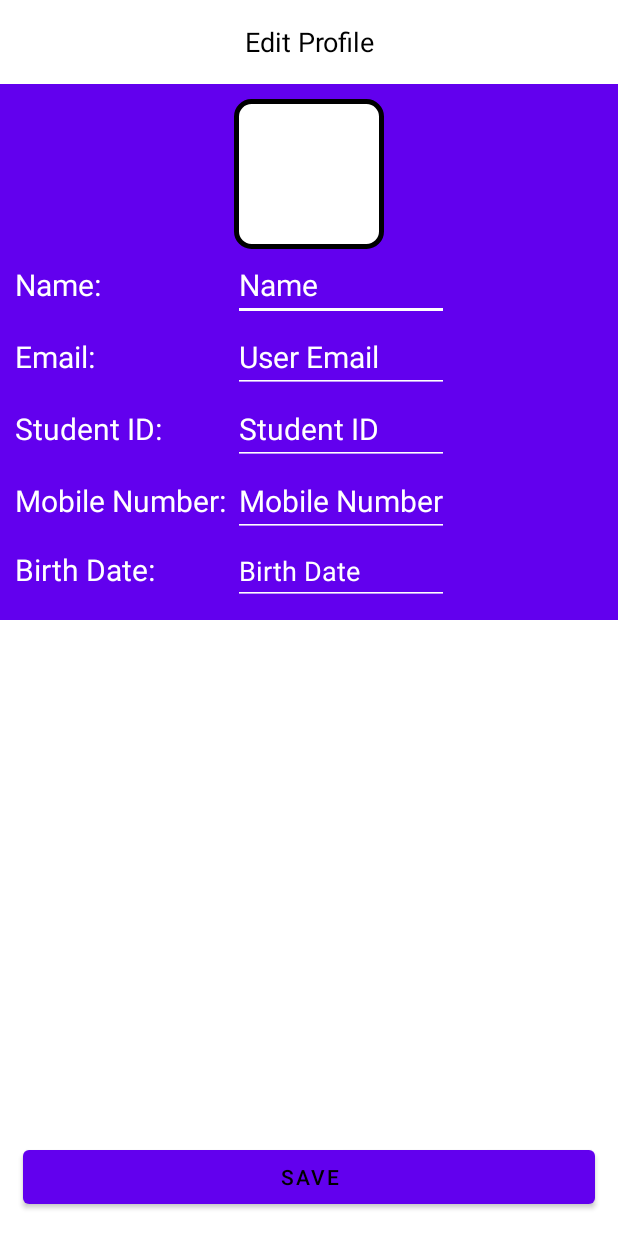
After one commit to A00235504/MyCambrianCourses, an Android app: the EditProfileActivity screen opened directly, with no data from a screen before it, on a phone screen of 412 x 824 dp. The commit adds this screen. Run offline under Robolectric (Android 15) with nearby library versions, the phone set to English and light mode, and no system bars; our stand-ins replace Firebase (no records; nobody signed in at launch, a user with empty details on screens opened directly).

Commit message:
Added edit profile page and submit click pending

```diff
--- a/app/src/main/AndroidManifest.xml
+++ b/app/src/main/AndroidManifest.xml
@@ -10,7 +10,10 @@
         android:label="@string/app_name"
         android:roundIcon="@mipmap/ic_launcher_round"
         android:supportsRtl="true"
+        android:windowSoftInputMode="adjustResize"
         android:theme="@style/LightTheme">
+        <activity android:name=".EditProfileActivity"
+            android:windowSoftInputMode="adjustNothing"/>
         <activity android:name=".CourseViewActivity" />
         <activity android:name=".RemoveCoursesActivity" />
         <activity android:name=".ProfileActivity" />
--- /dev/null
+++ b/app/src/main/java/com/aakash/mycambriancourses/EditProfileActivity.java
@@ -0,0 +1,87 @@
+package com.aakash.mycambriancourses;
+
+import androidx.annotation.NonNull;
+import androidx.appcompat.app.AppCompatActivity;
+
+import android.os.Bundle;
+import android.view.View;
+import android.widget.Button;
+import android.widget.EditText;
+import android.widget.TextView;
+import android.widget.Toast;
+
+import com.google.firebase.auth.FirebaseAuth;
+import com.google.firebase.auth.FirebaseUser;
+import com.google.firebase.database.DataSnapshot;
+import com.google.firebase.database.DatabaseError;
+import com.google.firebase.database.DatabaseReference;
+import com.google.firebase.database.FirebaseDatabase;
+import com.google.firebase.database.ValueEventListener;
+
+public class EditProfileActivity extends AppCompatActivity {
+TextView toolBarTitle;
+EditText nameEditText, emailEditText, studentIdEditText, mobileEditText, birthdateEditText;
+Button submitButton;
+    @Override
+    protected void onCreate(Bundle savedInstanceState) {
+        super.onCreate(savedInstanceState);
+        setContentView(R.layout.activity_edit_profile);
+
+        FirebaseUser user = FirebaseAuth.getInstance().getCurrentUser();
+
+        DatabaseReference ref = FirebaseDatabase.getInstance().getReference();
+
+        toolBarTitle = findViewById(R.id.toolbarText);
+        toolBarTitle.setText("Edit Profile");
+
+        nameEditText = findViewById(R.id.nameEditTextView);
+        emailEditText = findViewById(R.id.emailEditTextView);
+        studentIdEditText = findViewById(R.id.studentidEditTextView);
+        mobileEditText = findViewById(R.id.mobileEditTextView);
+        birthdateEditText = findViewById(R.id.birthdateEditText);
+
+        submitButton = findViewById(R.id.saveProfileButton);
+
+        if(user.getEmail() != null){
+            try{
+            emailEditText.setText(user.getEmail());
+        }
+            catch (Exception e){
+                Toast.makeText(this, "error", Toast.LENGTH_SHORT).show();
+            }
+        }
+        else{
+            emailEditText.setText("Loading..");
+        }
+
+        ref.addValueEventListener(new ValueEventListener() {
+            @Override
+            public void onDataChange(@NonNull DataSnapshot snapshot) {
+                if (snapshot.child("Users").child(user.getUid()).child("name").getValue() != null) {
+                    nameEditText.setText(snapshot.child("Users").child(user.getUid()).child("name").getValue().toString());
+                    studentIdEditText.setText(snapshot.child("Users").child(user.getUid()).child("studentid").getValue().toString());
+                    mobileEditText.setText(snapshot.child("Users").child(user.getUid()).child("mobilenumber").getValue().toString());
+                    birthdateEditText.setText(snapshot.child("Users").child(user.getUid()).child("birthdate").getValue().toString());
+                }
+                else{
+
+                }
+            }
+
+            @Override
+            public void onCancelled(@NonNull DatabaseError error) {
+
+            }
+        });
+
+        submitButton.setOnClickListener(new View.OnClickListener() {
+            @Override
+            public void onClick(View v) {
+                String emailID = emailEditText.getText().toString();
+                FirebaseUser user = FirebaseAuth.getInstance().getCurrentUser();
+
+                DatabaseReference ref = FirebaseDatabase.getInstance().getReference();
+            }
+        });
+    }
+}
--- a/app/src/main/java/com/aakash/mycambriancourses/ProfileActivity.java
+++ b/app/src/main/java/com/aakash/mycambriancourses/ProfileActivity.java
@@ -29,7 +29,7 @@ import com.google.firebase.database.ValueEventListener;
 import static android.content.res.Configuration.UI_MODE_NIGHT_MASK;
 
 public class ProfileActivity extends AppCompatActivity {
-    Button btnLogOut,removeCoursesButton,themechangeButton;
+    Button btnLogOut,removeCoursesButton,themechangeButton, editProfileButton;
     FirebaseAuth firebaseAuth;
     TextView nameTextView,emailTextView,toolBarTitle,studentIDTextView,mobileTextView,birthdateTextView;
     private FirebaseAuth.AuthStateListener authStateListener;
@@ -58,6 +58,7 @@ public class ProfileActivity extends AppCompatActivity {
         mobileTextView = findViewById(R.id.mobileTextView);
         birthdateTextView = findViewById(R.id.birthdateTextView);
         themechangeButton = findViewById(R.id.themechangeButton);
+        editProfileButton = findViewById(R.id.editProfileButton);
 
         themechangeButton.setOnClickListener(new View.OnClickListener() {
             @Override
@@ -83,6 +84,14 @@ public class ProfileActivity extends AppCompatActivity {
             public void onClick(View v) {
                 Intent intentremovecourses = new Intent(ProfileActivity.this, RemoveCoursesActivity.class);
                 startActivity(intentremovecourses);
+            }
+        });
+
+        editProfileButton.setOnClickListener(new View.OnClickListener() {
+            @Override
+            public void onClick(View v) {
+                Intent intenteditprofile = new Intent(ProfileActivity.this, EditProfileActivity.class);
+                startActivity(intenteditprofile);
             }
         });
 
--- /dev/null
+++ b/app/src/main/res/drawable/white_cursor.xml
@@ -0,0 +1,5 @@
+<?xml version="1.0" encoding="utf-8"?>
+<shape xmlns:android="http://schemas.android.com/apk/res/android" android:shape="rectangle" >
+    <size android:width="1dp" />
+    <solid android:color="#FFFFFF"/>
+</shape>
--- /dev/null
+++ b/app/src/main/res/layout/activity_edit_profile.xml
@@ -0,0 +1,212 @@
+<?xml version="1.0" encoding="utf-8"?>
+<RelativeLayout xmlns:android="http://schemas.android.com/apk/res/android"
+    xmlns:app="http://schemas.android.com/apk/res-auto"
+    xmlns:tools="http://schemas.android.com/tools"
+    android:layout_width="match_parent"
+    android:layout_height="match_parent"
+    android:orientation="vertical"
+    tools:context=".EditProfileActivity">
+
+    <ScrollView
+        android:layout_width="match_parent"
+        android:layout_height="wrap_content">
+
+
+    <LinearLayout
+        android:layout_width="match_parent"
+        android:layout_height="wrap_content"
+        android:orientation="vertical">
+
+    <include
+        android:layout_width="match_parent"
+        android:layout_height="wrap_content"
+        layout="@layout/toolbar_custom"/>
+
+    <LinearLayout
+        android:layout_width="match_parent"
+        android:layout_height="wrap_content"
+        android:orientation="vertical">
+
+    <LinearLayout
+        android:layout_width="match_parent"
+        android:layout_height="wrap_content"
+        android:padding="10dp"
+        android:background="@color/purple_500"
+        android:gravity="center_vertical|center_horizontal"
+        android:orientation="vertical">
+        <ImageView
+            android:layout_height="100dp"
+            android:layout_width="100dp"
+            android:src="@drawable/back"
+            />
+        <TableLayout
+            android:layout_width="match_parent"
+            android:layout_height="wrap_content">
+
+
+            <TableRow
+                android:layout_width="match_parent"
+                android:layout_height="wrap_content">
+                <TextView
+                    android:layout_width="wrap_content"
+                    android:layout_height="wrap_content"
+                    android:text="Name: "
+                    android:textColor="@color/white"
+                    android:textSize="20sp"/>
+                <EditText
+                    android:id="@+id/nameEditTextView"
+                    android:layout_width="match_parent"
+                    android:layout_height="wrap_content"
+                    android:hint="Name"
+                    android:textColorHint="@color/white"
+                    android:backgroundTint="@android:color/white"
+                    android:textCursorDrawable="@drawable/white_cursor"
+                    android:text=""
+                    android:inputType="textPersonName"
+                    android:textSize="20sp"
+                    android:textColor="@color/white"/>
+
+            </TableRow>
+
+            <TableRow
+                android:layout_width="match_parent"
+                android:layout_height="wrap_content">
+
+                <TextView
+                    android:layout_width="wrap_content"
+                    android:layout_height="wrap_content"
+                    android:text="Email: "
+                    android:textSize="20sp"
+                    android:textColor="@color/white"/>
+
+                <EditText
+                    android:id="@+id/emailEditTextView"
+                    android:layout_width="match_parent"
+                    android:layout_height="wrap_content"
+                    android:hint="User Email"
+                    android:textColorHint="@color/white"
+                    android:backgroundTint="@android:color/white"
+                    android:textCursorDrawable="@drawable/white_cursor"
+                    android:text=""
+                    android:inputType="textEmailAddress"
+                    android:textSize="20sp"
+                    android:textColor="@color/white"/>
+
+
+
+            </TableRow>
+
+
+            <TableRow
+                android:layout_width="match_parent"
+                android:layout_height="wrap_content">
+
+                <TextView
+                    android:layout_width="wrap_content"
+                    android:layout_height="wrap_content"
+                    android:text="Student ID: "
+                    android:textSize="20sp"
+                    android:textColor="@color/white"/>
+
+                <EditText
+                    android:id="@+id/studentidEditTextView"
+                    android:layout_width="match_parent"
+                    android:layout_height="wrap_content"
+                    android:hint="Student ID"
+                    android:textColorHint="@color/white"
+                    android:backgroundTint="@android:color/white"
+                    android:textCursorDrawable="@drawable/white_cursor"
+                    android:text=""
+                    android:textSize="20sp"
+                    android:textColor="@color/white"/>
+
+
+
+            </TableRow>
+
+
+            <TableRow
+                android:layout_width="match_parent"
+                android:layout_height="wrap_content">
+
+                <TextView
+                    android:layout_width="wrap_content"
+                    android:layout_height="wrap_content"
+                    android:text="Mobile Number: "
+                    android:textSize="20sp"
+                    android:textColor="@color/white"/>
+
+                <EditText
+                    android:id="@+id/mobileEditTextView"
+                    android:layout_width="match_parent"
+                    android:layout_height="wrap_content"
+                    android:hint="Mobile Number"
+                    android:textColorHint="@color/white"
+                    android:backgroundTint="@android:color/white"
+                    android:textCursorDrawable="@drawable/white_cursor"
+                    android:text=""
+                    android:inputType="number"
+                    android:textSize="20sp"
+                    android:textColor="@color/white"/>
+
+
+
+            </TableRow>
+
+
+            <TableRow
+                android:layout_width="match_parent"
+                android:layout_height="wrap_content">
+
+                <TextView
+                    android:layout_width="wrap_content"
+                    android:layout_height="wrap_content"
+                    android:text="Birth Date: "
+                    android:textSize="20sp"
+                    android:textColor="@color/white"/>
+                <EditText
+                    android:id="@+id/birthdateEditText"
+                    android:layout_width="match_parent"
+                    android:layout_height="wrap_content"
+                    android:hint="Birth Date"
+                    android:text=""
+                    android:textColorHint="@color/white"
+                    android:backgroundTint="@android:color/white"
+                    android:textCursorDrawable="@drawable/white_cursor"
+                    android:clickable="false"
+                    android:cursorVisible="false"
+                    android:focusable="false"
+                    android:focusableInTouchMode="false"
+                    android:inputType="date"
+                    />
+
+
+
+            </TableRow>
+
+
+        </TableLayout>
+
+
+
+
+    </LinearLayout>
+    </LinearLayout>
+    </LinearLayout>
+    </ScrollView>
+<LinearLayout
+    android:layout_width="match_parent"
+    android:layout_height="wrap_content"
+    android:layout_alignParentBottom="true"
+    android:orientation="horizontal">
+
+    <Button
+        android:id="@+id/saveProfileButton"
+        android:layout_width="match_parent"
+        android:layout_height="wrap_content"
+        android:layout_margin="15dp"
+        android:text="Save" />
+
+
+</LinearLayout>
+</RelativeLayout>
--- a/app/src/main/res/layout/activity_profile.xml
+++ b/app/src/main/res/layout/activity_profile.xml
@@ -167,6 +167,13 @@
                 android:layout_margin="15dp"
                 android:text="Remove Courses" />
 
+            <Button
+                android:id="@+id/editProfileButton"
+                android:layout_width="match_parent"
+                android:layout_height="wrap_content"
+                android:layout_alignParentBottom="true"
+                android:layout_margin="15dp"
+                android:text="Edit Profile" />
 
 
             <Button
```
